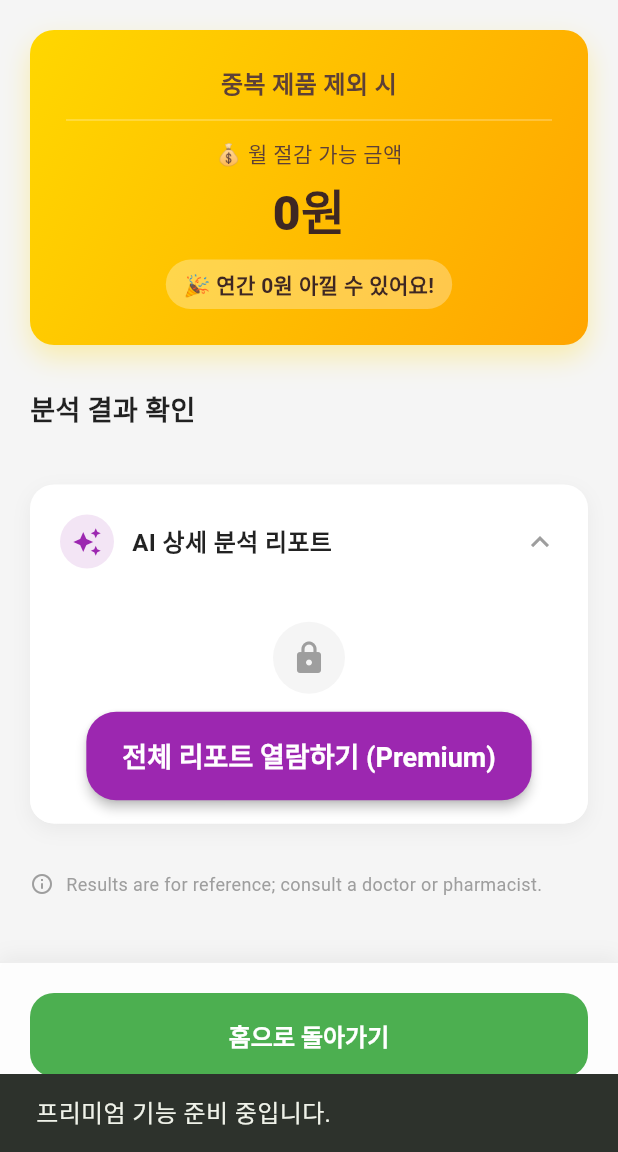
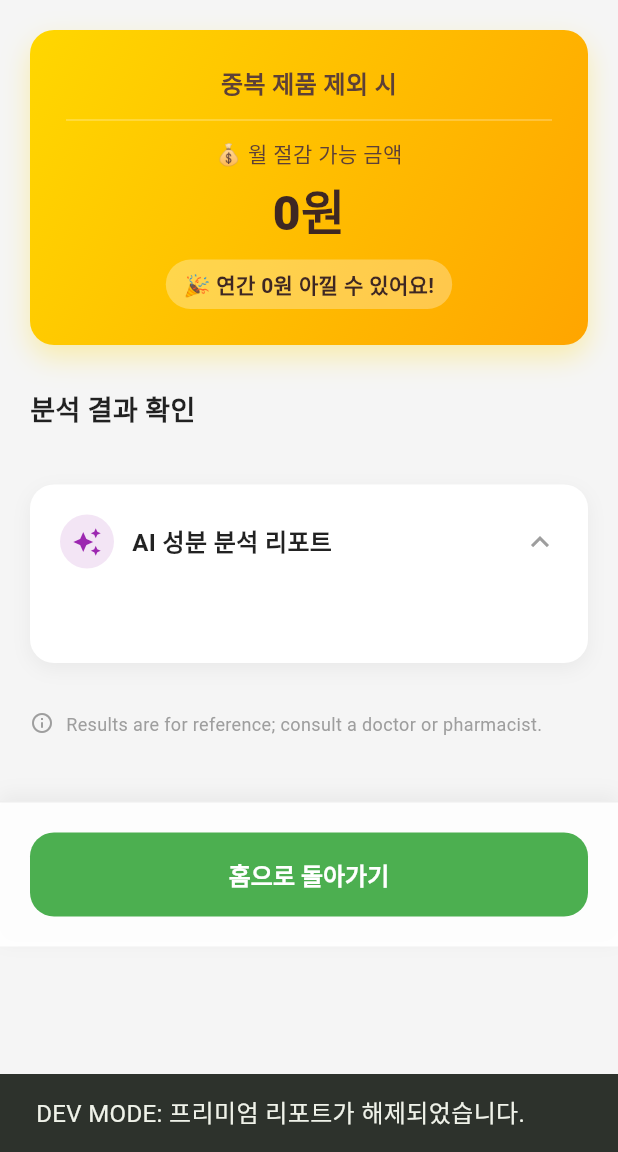
Before and after one commit to kaos1025/yak-biseo_mvp, a Flutter app: the AnalysisResultScreen screen opened directly with empty values, after a tap on "전체 리포트 열람하기 (Premium)", on a phone screen of 412 x 824 dp, the part 84-1236 px from its top. Run offline on Flutter 3.47's test engine with Material 3 defaults, Android fonts, the phone set to English and light mode, and no system bars; our stand-ins replace cloud_firestore, firebase_analytics, firebase_core, flutter_dotenv, google_generative_ai, image_picker and 1 more; accounts and stored records are empty.

Commit message:
feat: AI 프롬프트 안전성 강화 및 리포트 잠금 해제 (Dev Mode)
- feat: 프롬프트 중립성/안전성 강화 (전문가 사칭 방지, 의료 조언 순화)

- feat: 분석 리포트 제목 변경 ('AI 성분 분석 리포트')

- feat: 개발용 프리미엄 리포트 잠금 해제 기능 추가 (Dev Mode)

````diff
--- a/lib/screens/analysis_result_screen.dart
+++ b/lib/screens/analysis_result_screen.dart
@@ -21,7 +21,8 @@ class AnalysisResultScreen extends StatefulWidget {
 
 class _AnalysisResultScreenState extends State<AnalysisResultScreen> {
   final Set<String> _addedPillNames = {};
-  bool _isReportExpanded = true;
+  bool _isReportExpanded = true; // Default expanded
+  bool _isPremiumUnlocked = false; // Dev/MVP: Unlock premium report
 
   Future<void> _handleSavePill(UnifiedProduct product) async {
     final newPill = KoreanPill(
@@ -205,7 +206,7 @@ class _AnalysisResultScreenState extends State<AnalysisResultScreen> {
                                     size: 20, color: Colors.purple),
                               ),
                               const SizedBox(width: 12),
-                              const Text("AI 상세 분석 리포트",
+                              const Text("AI 성분 분석 리포트",
                                   style: TextStyle(
                                       fontSize: 16,
                                       fontWeight: FontWeight.bold)),
@@ -225,8 +226,8 @@ class _AnalysisResultScreenState extends State<AnalysisResultScreen> {
                             Container(
                               width: double.infinity,
                               padding: const EdgeInsets.fromLTRB(20, 0, 20, 20),
-                              // Limit height or show partial content
-                              height: 150, // Fixed height for preview
+                              // Limit height if not unlocked
+                              height: _isPremiumUnlocked ? null : 150,
                               child: Text(
                                 // Remove greeting if present manually just in case
                                 widget.result.premiumReport
@@ -239,11 +240,14 @@ class _AnalysisResultScreenState extends State<AnalysisResultScreen> {
                                     fontSize: 15,
                                     height: 1.6,
                                     color: Color(0xFF424242)),
-                                maxLines: 5,
-                                overflow: TextOverflow.fade,
+                                maxLines: _isPremiumUnlocked ? null : 5,
+                                overflow: _isPremiumUnlocked
+                                    ? TextOverflow.visible
+                                    : TextOverflow.fade,
                               ),
                             ),
-                            // Blur Overlay
+                            // Blur Overlay & Lock (Show only if NOT unlocked)
+                            if (!_isPremiumUnlocked) ...[
                               Positioned.fill(
                                 child: Container(
                                   decoration: BoxDecoration(
@@ -262,7 +266,6 @@ class _AnalysisResultScreenState extends State<AnalysisResultScreen> {
                                   ),
                                 ),
                               ),
-                            // Lock Icon & Button
                               Positioned.fill(
                                 child: Center(
                                   child: Column(
@@ -280,11 +283,15 @@ class _AnalysisResultScreenState extends State<AnalysisResultScreen> {
                                       const SizedBox(height: 12),
                                       ElevatedButton(
                                         onPressed: () {
+                                          // Dev Mode: Unlock immediately
+                                          setState(() {
+                                            _isPremiumUnlocked = true;
+                                          });
                                           ScaffoldMessenger.of(context)
                                               .showSnackBar(
                                             const SnackBar(
-                                              content:
-                                                  Text("프리미엄 기능 준비 중입니다.")),
+                                                content: Text(
+                                                    "DEV MODE: 프리미엄 리포트가 해제되었습니다.")),
                                           );
                                         },
                                         style: ElevatedButton.styleFrom(
@@ -301,6 +308,7 @@ class _AnalysisResultScreenState extends State<AnalysisResultScreen> {
                                   ),
                                 ),
                               ),
+                            ],
                           ],
                         ),
                     ],
--- a/lib/services/gemini_analyzer_service.dart
+++ b/lib/services/gemini_analyzer_service.dart
@@ -355,11 +355,11 @@ report_markdown 내용:
   }
 
   static const String _unifiedPrompt = '''
-당신은 대한민국 약사(Pharmacist)이자 건강기능식품 분석 전문가입니다.
+당신은 건강기능식품 분석 AI 어시스턴트입니다.
 첨부된 영양제 라벨 이미지를 분석하여 **오직 JSON 형식**으로만 출력하세요.
 
 ## 🎯 분석 목표
-사용자가 복용 중인 영양제들의 성분을 분석하여 **중복 섭취**, **상한량 초과** 위험을 알리고, 불필요한 제품을 제외했을 때의 **경제적 이득(절감액)**을 계산해줍니다.
+사용자가 복용 중인 영양제들의 성분을 분석하여 **중복 섭취**, **상한량 초과** 가능성을 알리고, 불필요한 제품을 제외했을 때의 **경제적 이득(절감액)**을 계산해줍니다.
 
 ## ⚠️ 필수 규칙 (Strict Rules)
 1.  **순수 JSON 반환**:
@@ -376,8 +376,11 @@ report_markdown 내용:
 4.  **성분 추출**:
     -   라벨에 "Ingredients" 또는 "Supplement Facts"가 보이면 최대한 상세히 추출하세요.
     -   라벨이 잘 안 보이면 Google Search를 통해 해당 제품명(`brand` + `name`)의 성분 정보를 보완하세요.
-5.  **언어**:
-    -   분석 리포트(`premium_report`)와 이유(`exclusion_reason`)는 한국어로, 약사가 상담하듯 친절하고 전문적으로 작성하세요.
+5.  **언어 및 표현 (중요)**:
+    -   **금지 표현**: "전문 약사", "의사가", "약사가", "강력히 권장", "반드시", "꼭". (전문가 사칭 및 의료 조언성 표현 금지)
+    -   **권장 표현**: "분석 결과에 따르면...", "~를 고려해보실 수 있습니다", "~가 도움이 될 수 있습니다".
+    -   **면책**: "정확한 판단은 의사/약사와 상담하세요"라는 뉘앙스를 유지하세요.
+    -   분석 리포트(`premium_report`)와 이유(`exclusion_reason`)는 한국어로 작성하세요.
     -   `premium_report` 내용은 JSON 문자열 값 내부여야 합니다.
 
 ## 출력 JSON 구조 (Strict)
@@ -404,7 +407,7 @@ report_markdown 내용:
     "excluded_product": "제외권장 제품명 또는 null",
     "monthly_savings": 월환산_월절감총액(KRW_숫자),
     "yearly_savings": 연간절감총액(KRW_숫자),
-    "exclusion_reason": "핵심 제외 이유 1문장 요약",
+    "exclusion_reason": "핵심 제외 이유 1문장 요약 (중립적 표현 사용)",
     "duplicate_ingredients": ["중복성분명1", "중복성분명2"],
     "over_limit_ingredients": [
       {"name": "성분명", "total": 총함량, "limit": 상한기준, "unit": "단위"}
@@ -419,14 +422,14 @@ report_markdown 내용:
       "monthly_price": 월환산가격(KRW_숫자)
     }
   ],
-  "premium_report": "## 💊 전문 약사 상세 분석 리포트\\n\\n(여기에 500자 이상 상세히 작성)\\n1. **성분 종합 평가**: 현재 조합의 장단점\\n2. **중복/과다 섭취 분석**: 구체적인 수치와 위험성 설명\\n3. **제외 제안 및 근거**: 왜 이 제품을 빼는 게 좋은지 경제적/건강적 이득 설명\\n4. **섭취 가이드**: 식후 섭취 등 팁"
+  "premium_report": "## 🤖 AI 성분 분석 리포트\\n\\n(여기에 500자 이상 상세히 작성)\\n1. **성분 종합 평가**: 현재 조합의 장단점\\n2. **중복/과다 섭취 분석**: 구체적인 수치와 위험성 설명\\n3. **제외 제안 및 근거**: 왜 이 제품을 빼는 게 좋을지 경제적/건강적 이득 설명 (중립적 제안)\\n4. **섭취 가이드**: 식후 섭취 등 팁\\n\\n*본 분석 결과는 AI에 의한 것으로 의학적 진단을 대신할 수 없습니다.*"
 }
 ```
 
 ## 필드 가이드
 
 ### products_ui[].status
-- "danger": 명확한 중복이거나 심각한 상한 초과로 **제외를 강력히 권장**하는 경우.
+- "danger": 명확한 중복이거나 심각한 상한 초과로 **제외를 고려해보아야 하는** 경우.
 - "safe": 섭취해도 무방한 경우.
 
 ## 🛑 최종 확인 (Final Check)
````
Lines whose indentation alone changed are shown as unchanged.
